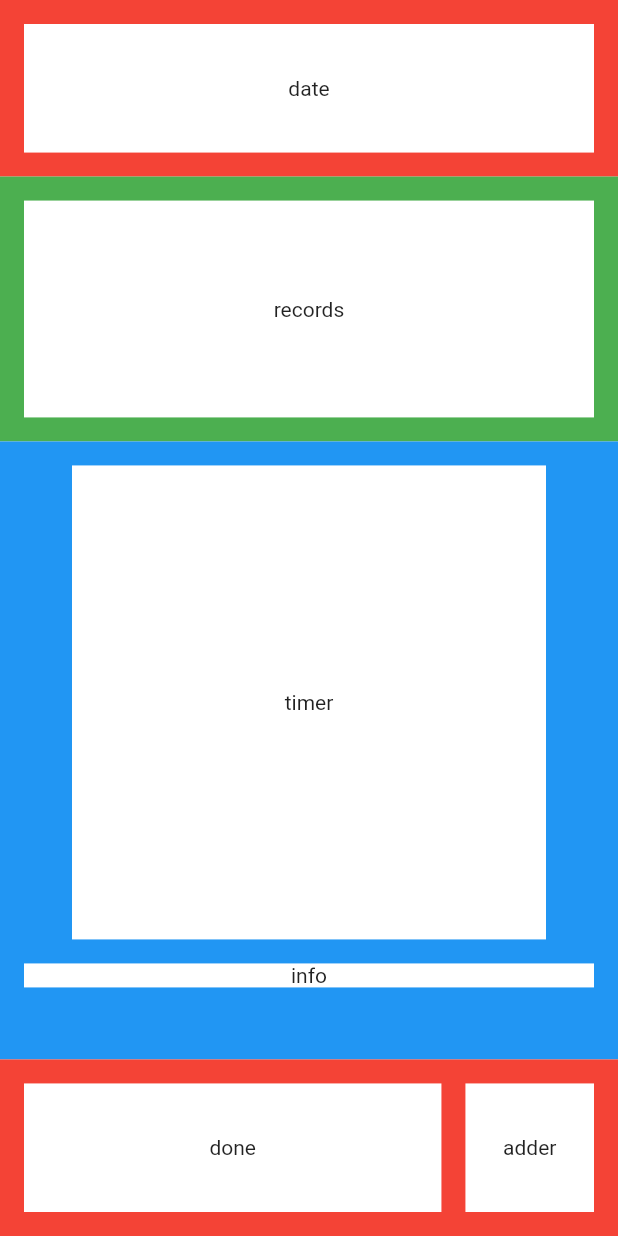
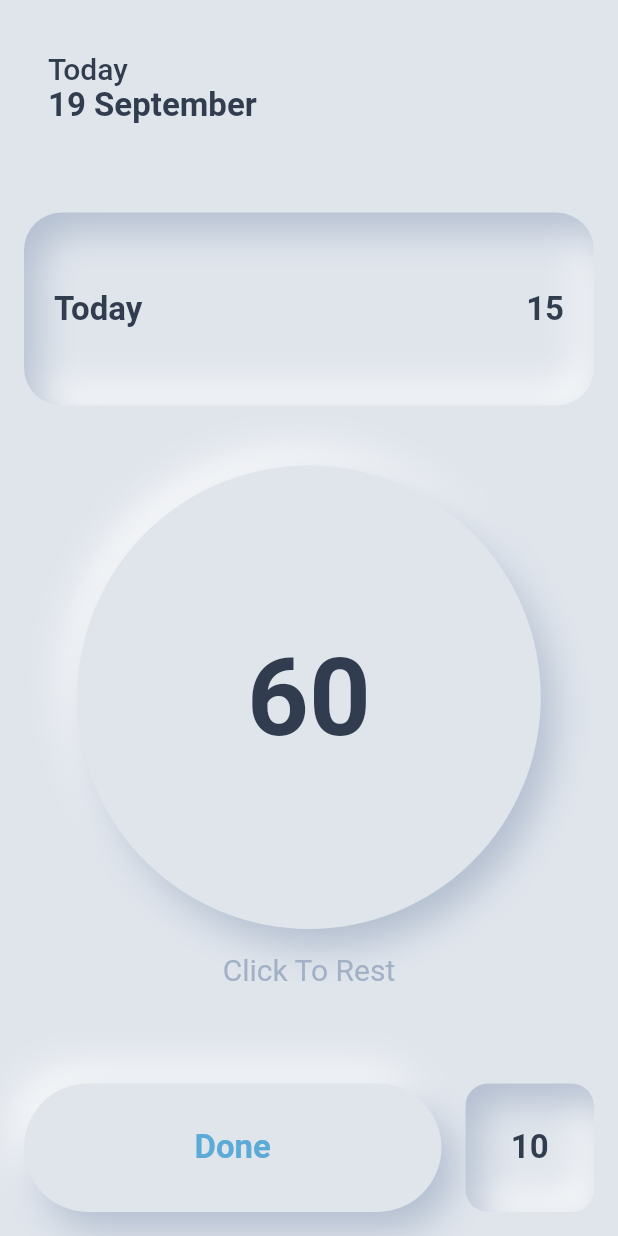
Before and after one commit to dimassdoubles/wotracker, a Flutter app: the screen it shows after launch, on a phone screen of 412 x 824 dp. Run offline on Flutter 3.47's test engine with Material 2 defaults, Android fonts, the phone set to English and light mode, and no system bars; our stand-ins replace bloc, dartz, equatable, flutter_bloc, flutter_inset_box_shadow, get_it and 1 more.

Commit message:
membuat user interface sesuai design

```diff
--- a/lib/core/constants/colors.dart
+++ b/lib/core/constants/colors.dart
@@ -3,4 +3,7 @@ import 'package:flutter/material.dart';
 class AppColor {
   Color black = const Color.fromARGB(255, 49, 61, 79);
   Color background = const Color.fromARGB(255, 224, 229, 236);
+  Color blue = const Color.fromRGBO(92, 170, 214, 1);
+  Color backgroundDarken = const Color.fromARGB(255, 163, 177, 198);
+  Color grey = const Color.fromRGBO(163, 177, 198, 1);
 }
--- /dev/null
+++ b/lib/core/constants/text_styles.dart
@@ -0,0 +1,37 @@
+import 'package:flutter/material.dart';
+import 'package:wotracker/core/constants/colors.dart';
+
+class AppText {
+  TextStyle headlineMedium = TextStyle(
+    fontSize: 22,
+    fontWeight: FontWeight.w500,
+    color: AppColor().black,
+  );
+  TextStyle headlineBold = TextStyle(
+    fontSize: 22,
+    fontWeight: FontWeight.bold,
+    color: AppColor().black,
+  );
+
+  TextStyle headlineBoldBlue = TextStyle(
+    fontSize: 22,
+    fontWeight: FontWeight.bold,
+    color: AppColor().blue,
+  );
+
+  TextStyle subHeadlineMedium = TextStyle(
+    fontSize: 20,
+    fontWeight: FontWeight.w500,
+    color: AppColor().black,
+  );
+  TextStyle timerBold = TextStyle(
+    fontSize: 72,
+    fontWeight: FontWeight.bold,
+    color: AppColor().black,
+  );
+
+  TextStyle labelMedium = TextStyle(
+    fontSize: 20,
+    color: AppColor().grey,
+  );
+}
--- a/lib/data/datasources/cookie_local_data_source.dart
+++ b/lib/data/datasources/cookie_local_data_source.dart
@@ -1,6 +1,5 @@
 import 'dart:convert';
 
-import 'package:dartz/dartz.dart';
 import 'package:shared_preferences/shared_preferences.dart';
 import '../../core/errors/exception.dart';
 import '../models/record_model.dart';
@@ -61,7 +60,7 @@ class CookieLocalDataSourceImpl implements CookieLocalDataSource {
       CookieModel initialCookieModel = CookieModel(
         timer: 30,
         adder: 10,
-        records: [],
+        records: const [],
       );
       return initialCookieModel;
     }
--- a/lib/data/models/cookie_model.dart
+++ b/lib/data/models/cookie_model.dart
@@ -1,5 +1,6 @@
 import '../../domain/entities/cookie.dart';
 
+// ignore: must_be_immutable
 class CookieModel extends Cookie {
   CookieModel(
       {required super.timer, required super.adder, required super.records});
--- a/lib/data/models/record_model.dart
+++ b/lib/data/models/record_model.dart
@@ -1,5 +1,6 @@
 import '../../domain/entities/record.dart';
 
+// ignore: must_be_immutable
 class RecordModel extends Record {
   RecordModel(super.date, super.amount);
 
--- a/lib/domain/entities/cookie.dart
+++ b/lib/domain/entities/cookie.dart
@@ -1,6 +1,7 @@
 import 'package:equatable/equatable.dart';
 import 'record.dart';
 
+// ignore: must_be_immutable
 class Cookie extends Equatable {
   int timer;
   int adder;
--- a/lib/domain/entities/record.dart
+++ b/lib/domain/entities/record.dart
@@ -1,5 +1,6 @@
 import 'package:equatable/equatable.dart';
 
+// ignore: must_be_immutable
 class Record extends Equatable {
   // format date: "1 September"
   String date;
--- a/lib/domain/usecases/add_amount.dart
+++ b/lib/domain/usecases/add_amount.dart
@@ -15,7 +15,8 @@ class AddAmount {
     // print("today amount baru: ${currentCookie.records[0].amount}");
     try {
       final result = await repository.cacheCookie(currentCookie);
-      if (result == Right(null)) {
+      // ignore: unrelated_type_equality_checks
+      if (result == const Right(null)) {
         return Right(currentCookie);
       } else {
         throw CacheException();
--- a/lib/domain/usecases/set_adder.dart
+++ b/lib/domain/usecases/set_adder.dart
@@ -15,7 +15,8 @@ class SetAdder {
     // print("adder baru :${currentCookie.adder}");
     try {
       final result = await repository.cacheCookie(currentCookie);
-      if (result == Right(null)) {
+      // ignore: unrelated_type_equality_checks
+      if (result == const Right(null)) {
         return Right(currentCookie);
       } else {
         throw CacheException();
--- a/lib/domain/usecases/set_timer.dart
+++ b/lib/domain/usecases/set_timer.dart
@@ -16,7 +16,8 @@ class SetTimer {
     // print("timer baru: ${currentCookie.timer}");
     try {
       final result = await repository.cacheCookie(currentCookie);
-      if (result == Right(null)) {
+      // ignore: unrelated_type_equality_checks
+      if (result == const Right(null)) {
         return Right(currentCookie);
       } else {
         throw CacheException();
--- a/lib/injection.dart
+++ b/lib/injection.dart
@@ -8,7 +8,6 @@ import 'package:wotracker/domain/usecases/get_cookie.dart';
 import 'package:wotracker/domain/usecases/set_adder.dart';
 import 'package:wotracker/presentation/bloc/cookie_bloc.dart';
 
-import 'core/constants/colors.dart';
 import 'domain/usecases/set_timer.dart';
 
 final getIt = GetIt.instance;
--- a/lib/main.dart
+++ b/lib/main.dart
@@ -1,7 +1,6 @@
 import 'package:flutter/material.dart';
 import 'package:wotracker/injection.dart' as injection;
 import 'package:wotracker/presentation/pages/home_page.dart';
-import 'package:wotracker/presentation/pages/splash_page.dart';
 
 void main() async {
   WidgetsFlutterBinding.ensureInitialized();
--- a/lib/presentation/bloc/cookie_bloc.dart
+++ b/lib/presentation/bloc/cookie_bloc.dart
@@ -83,7 +83,7 @@ class CookieBloc extends Bloc<CookieEvent, CookieState> {
             final failureOrCookieWhenSetTimer = await setTimer(
                 newTimer: event.newTimer, currentCookie: currentCookie);
             failureOrCookieWhenSetTimer.fold(
-              await (failure) async {
+              (failure) async {
                 emit(
                   ErrorState("Gagal Set Timer"),
                 );
--- a/lib/presentation/bloc/cookie_event.dart
+++ b/lib/presentation/bloc/cookie_event.dart
@@ -1,3 +1,5 @@
+// ignore_for_file: must_be_immutable
+
 import 'package:equatable/equatable.dart';
 
 abstract class CookieEvent extends Equatable {}
--- a/lib/presentation/bloc/cookie_state.dart
+++ b/lib/presentation/bloc/cookie_state.dart
@@ -1,3 +1,5 @@
+// ignore_for_file: must_be_immutable
+
 import 'package:equatable/equatable.dart';
 import 'package:wotracker/domain/entities/cookie.dart';
 
--- a/lib/presentation/pages/home_page.dart
+++ b/lib/presentation/pages/home_page.dart
@@ -1,10 +1,25 @@
-import 'package:flutter/material.dart';
+// import 'package:flutter/material.dart';
 import 'package:flutter_bloc/flutter_bloc.dart';
+import 'package:wotracker/core/constants/colors.dart';
+import 'package:wotracker/core/constants/text_styles.dart';
+import 'package:wotracker/domain/usecases/get_today_date.dart';
 import 'package:wotracker/injection.dart';
 import 'package:wotracker/presentation/bloc/cookie_event.dart';
 import 'package:wotracker/presentation/bloc/cookie_state.dart';
+import 'package:flutter/material.dart' hide BoxDecoration, BoxShadow;
+import 'package:flutter_inset_box_shadow/flutter_inset_box_shadow.dart';
 
 import '../bloc/cookie_bloc.dart';
+
+List testList = [
+  1,
+  2,
+  3,
+  4,
+  5,
+  6,
+  7,
+];
 
 class HomePage extends StatelessWidget {
   const HomePage({super.key});
@@ -15,6 +30,7 @@ class HomePage extends StatelessWidget {
     bloc.add(GetCookieEvent());
 
     return Scaffold(
+      backgroundColor: AppColor().background,
       body: SafeArea(
         child: Column(
           children: [
@@ -22,14 +38,23 @@ class HomePage extends StatelessWidget {
             Expanded(
               flex: 2,
               child: Container(
-                padding: EdgeInsets.all(16),
-                color: Colors.red,
-                child: Container(
-                  width: double.infinity,
-                  color: Colors.white,
-                  child: Center(
-                    child: Text('date'),
-                  ),
+                padding: const EdgeInsets.symmetric(
+                  horizontal: 32,
+                ),
+                width: double.infinity,
+                child: Column(
+                  crossAxisAlignment: CrossAxisAlignment.start,
+                  mainAxisAlignment: MainAxisAlignment.center,
+                  children: [
+                    Text(
+                      'Today',
+                      style: AppText().subHeadlineMedium,
+                    ),
+                    Text(
+                      getTodayDate(),
+                      style: AppText().headlineBold,
+                    ),
+                  ],
                 ),
               ),
             ),
@@ -38,13 +63,29 @@ class HomePage extends StatelessWidget {
             Expanded(
               flex: 3,
               child: Container(
-                padding: EdgeInsets.all(16),
-                color: Colors.green,
-                child: Container(
-                  color: Colors.white,
-                  width: double.infinity,
-                  child: Center(
-                    child: Text('records'),
+                padding: const EdgeInsets.symmetric(
+                  horizontal: 16,
+                  vertical: 24,
+                ),
+                child: NeomorphismButton(
+                  borderRadius: 25,
+                  inset: true,
+                  child: ListWheelScrollView(
+                    itemExtent: 100,
+                    physics: const FixedExtentScrollPhysics(),
+                    // diameterRatio: 1.5,
+                    children: const [
+                      RecordItem(),
+                      RecordItem(),
+                      RecordItem(),
+                      RecordItem(),
+                      RecordItem(),
+                      RecordItem(),
+                      RecordItem(),
+                      RecordItem(),
+                      RecordItem(),
+                      RecordItem(),
+                    ],
                   ),
                 ),
               ),
@@ -54,32 +95,34 @@ class HomePage extends StatelessWidget {
             Expanded(
               flex: 7,
               child: Container(
-                padding: EdgeInsets.all(16),
-                color: Colors.blue,
+                padding: const EdgeInsets.all(16),
+                // color: Colors.blue,
                 child: Column(
                   children: [
                     Expanded(
                       child: AspectRatio(
                         aspectRatio: 1,
-                        child: Container(
-                          color: Colors.white,
-                          child: Center(
-                            child: Text('timer'),
+                        child: NeomorphismButton(
+                          child: Text(
+                            '60',
+                            style: AppText().timerBold,
                           ),
                         ),
                       ),
                     ),
-                    SizedBox(
+                    const SizedBox(
                       height: 16,
                     ),
-                    Container(
-                      color: Colors.white,
+                    SizedBox(
                       width: double.infinity,
                       child: Center(
-                        child: Text('info'),
+                        child: Text(
+                          'Click To Rest',
+                          style: AppText().labelMedium,
+                        ),
                       ),
                     ),
-                    SizedBox(
+                    const SizedBox(
                       height: 32,
                     ),
                   ],
@@ -91,27 +134,31 @@ class HomePage extends StatelessWidget {
             Expanded(
               flex: 2,
               child: Container(
-                padding: EdgeInsets.all(16),
-                color: Colors.red,
+                padding: const EdgeInsets.all(16),
+                // color: Colors.red,
                 child: Row(
                   children: [
                     Expanded(
-                      child: Container(
-                        color: Colors.white,
-                        child: Center(
-                          child: Text('done'),
+                      child: NeomorphismButton(
+                        child: Text(
+                          'Done',
+                          style: AppText().headlineBoldBlue,
                         ),
                       ),
                     ),
-                    SizedBox(
+                    const SizedBox(
                       width: 16,
                     ),
                     AspectRatio(
                       aspectRatio: 1 / 1,
-                      child: Container(
-                        color: Colors.white,
+                      child: NeomorphismButton(
+                        inset: true,
+                        borderRadius: 15,
                         child: Center(
-                          child: Text('adder'),
+                          child: Text(
+                            '10',
+                            style: AppText().headlineBold,
+                          ),
                         ),
                       ),
                     ),
@@ -120,6 +167,122 @@ class HomePage extends StatelessWidget {
               ),
             ),
           ],
+        ),
+      ),
+    );
+  }
+}
+
+class RecordItem extends StatelessWidget {
+  const RecordItem({
+    Key? key,
+  }) : super(key: key);
+
+  @override
+  Widget build(BuildContext context) {
+    return Padding(
+      padding: const EdgeInsets.all(20),
+      child: Row(
+        mainAxisAlignment: MainAxisAlignment.spaceBetween,
+        children: [
+          Text(
+            'Today',
+            style: AppText().headlineBold,
+          ),
+          Text(
+            '15',
+            style: AppText().headlineBold,
+          ),
+        ],
+      ),
+    );
+  }
+}
+
+// ignore: must_be_immutable
+class NeomorphismButton extends StatefulWidget {
+  bool inset;
+  double borderRadius;
+  Widget child;
+  NeomorphismButton({
+    Key? key,
+    required this.child,
+    this.inset = false,
+    this.borderRadius = 250,
+  }) : super(key: key);
+
+  @override
+  State<NeomorphismButton> createState() => _NeomorphismButtonState();
+}
+
+class _NeomorphismButtonState extends State<NeomorphismButton> {
+  late bool _inset;
+  late double _borderRadius;
+
+  final double _blurRadius = 20;
+  final double _opacity = 0.75;
+  final Offset _offset = const Offset(9, 12);
+
+  bool onTap = false;
+
+  @override
+  void initState() {
+    super.initState();
+    _inset = widget.inset;
+    _borderRadius = widget.borderRadius;
+  }
+
+  @override
+  Widget build(BuildContext context) {
+    return Center(
+      child: GestureDetector(
+        onTapCancel: () {
+          if (!_inset) {
+            setState(() {
+              onTap = false;
+            });
+          }
+        },
+        onTapDown: (details) {
+          if (!_inset) {
+            setState(() {
+              onTap = true;
+            });
+          }
+        },
+        onTapUp: (details) {
+          if (!_inset) {
+            setState(() {
+              onTap = false;
+            });
+          }
+        },
+        child: Container(
+          height: double.infinity,
+          width: double.infinity,
+          decoration: BoxDecoration(
+            borderRadius: BorderRadius.circular(_borderRadius),
+            color: AppColor().background,
+            boxShadow: [
+              BoxShadow(
+                color: Colors.white.withOpacity(onTap ? 0 : _opacity),
+                offset: -_offset,
+                blurRadius: _blurRadius,
+                inset: _inset,
+              ),
+              BoxShadow(
+                color: AppColor()
+                    .backgroundDarken
+                    .withOpacity(onTap ? 0 : _opacity),
+                offset: _offset,
+                blurRadius: _blurRadius,
+                inset: _inset,
+              ),
+            ],
+          ),
+          child: Center(
+            child: widget.child,
+          ),
         ),
       ),
     );
--- a/pubspec.yaml
+++ b/pubspec.yaml
@@ -37,6 +37,7 @@ dependencies:
   flutter:
     sdk: flutter
   flutter_bloc: ^8.1.1
+  flutter_inset_box_shadow: ^1.0.8
   flutter_test:
     sdk: flutter
   get_it: ^7.2.0
```
Also changed, not shown: pubspec.lock, 3 other files.
